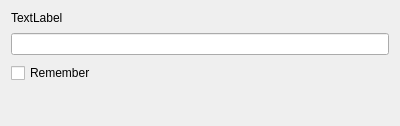
Above: src/cpp/desktop/DesktopInputDialog.ui from rstudio/rstudio before the change. Below: the same form after it.
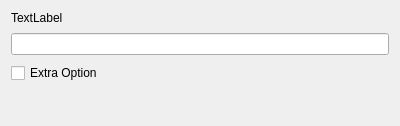
That is the form after the change.

Commit message: change variable names for text prompt with extra option

Patch:
```diff
--- a/src/cpp/desktop/DesktopInputDialog.ui
+++ b/src/cpp/desktop/DesktopInputDialog.ui
@@ -39,7 +39,7 @@
    <item>
     <widget class="QCheckBox" name="remember">
      <property name="text">
-      <string>Remember</string>
+      <string>Extra Option</string>
      </property>
     </widget>
    </item>
```
Left out of the diff: 2 changed lines with no effect on the pictures. The commit also changes 9 other files.
